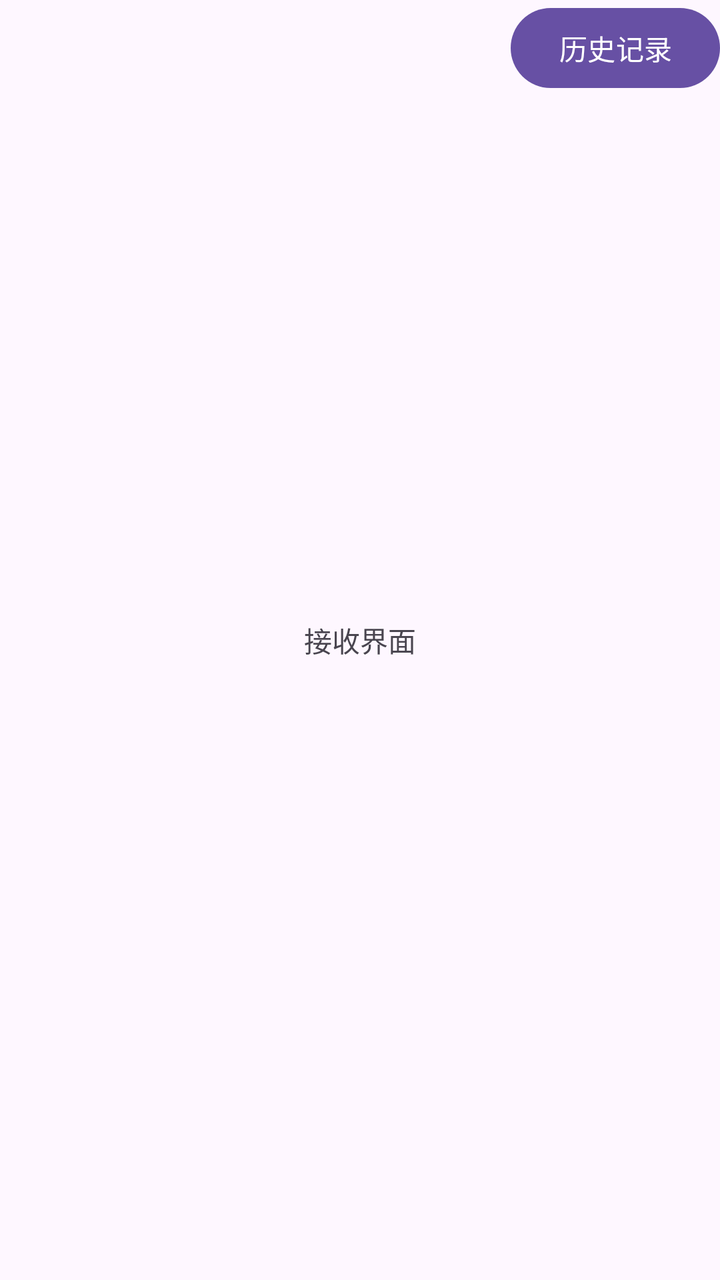
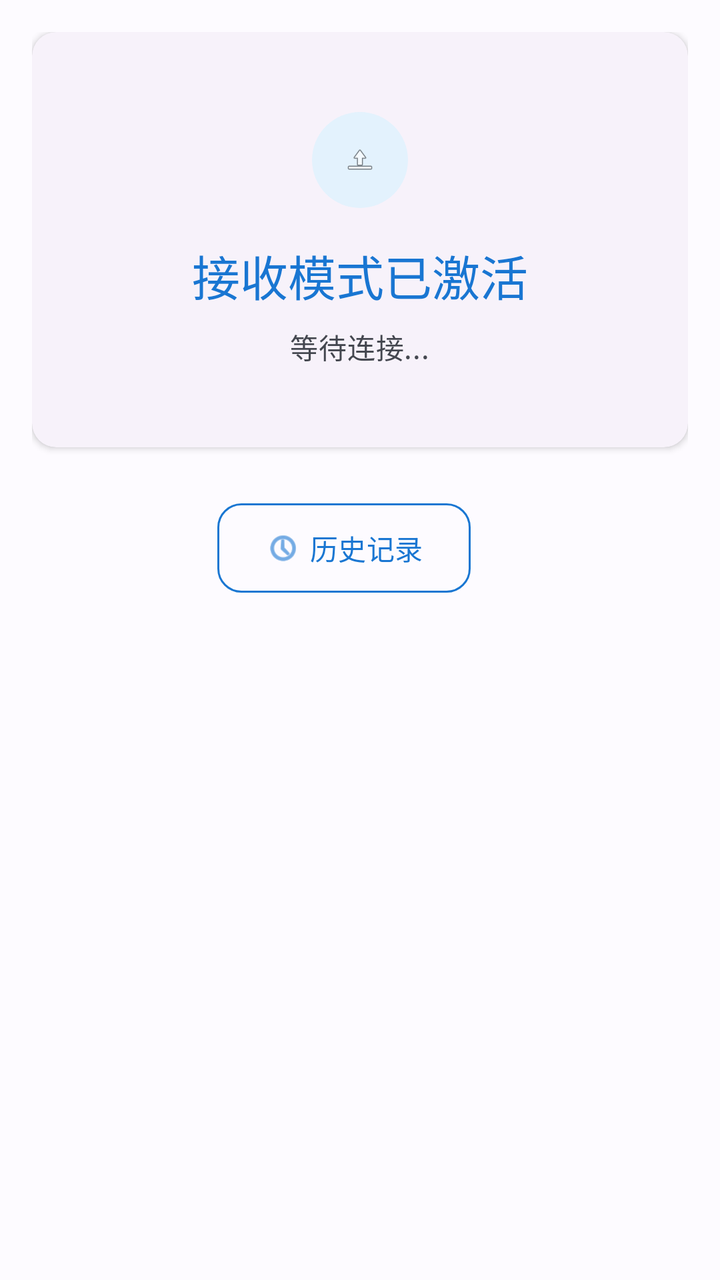

The first picture is an Android layout as it rendered before a commit; the second is the same layout after the commit. The layout source and the unified diff follow.
<!-- AndroidManifest.xml: application theme Theme.LocalDrop -->
<!-- res/layout/activity_receiver.xml -->
<?xml version="1.0" encoding="utf-8"?>
<RelativeLayout xmlns:android="http://schemas.android.com/apk/res/android"
    xmlns:app="http://schemas.android.com/apk/res-auto"
    xmlns:tools="http://schemas.android.com/tools"
    android:id="@+id/main"
    android:layout_width="match_parent"
    android:layout_height="match_parent">

    <Button
        android:id="@+id/btnHistory"
        android:layout_width="wrap_content"
        android:layout_height="wrap_content"
        android:layout_alignParentTop="true"
        android:layout_alignParentEnd="true"
        android:text="历史记录" />

    <Button
        android:id="@+id/btnClearText"
        android:layout_width="wrap_content"
        android:layout_height="wrap_content"
        android:layout_toStartOf="@id/btnHistory"
        android:visibility="invisible"
        android:text="清空接收日志" />


    <TextView
        android:id="@+id/rev_text"
        android:layout_width="wrap_content"
        android:layout_height="wrap_content"
        android:layout_centerHorizontal="true"
        android:layout_centerVertical="true"
        android:text="接收界面" />


</RelativeLayout>
<!-- resources referenced by this layout -->
<resources>
  <style name="Base.Theme.LocalDrop" parent="Theme.Material3.DayNight.NoActionBar">
          
          
      </style>
  <!-- unchanged entries left out for length: 1 -->
</resources>

<!-- the commit's change to res/layout/activity_receiver.xml (unified diff, before → after) -->
@@ -1,35 +1,124 @@
 <?xml version="1.0" encoding="utf-8"?>
-<RelativeLayout xmlns:android="http://schemas.android.com/apk/res/android"
+<androidx.constraintlayout.widget.ConstraintLayout xmlns:android="http://schemas.android.com/apk/res/android"
     xmlns:app="http://schemas.android.com/apk/res-auto"
     xmlns:tools="http://schemas.android.com/tools"
     android:id="@+id/main"
     android:layout_width="match_parent"
-    android:layout_height="match_parent">
+    android:layout_height="match_parent"
+    android:background="?android:attr/colorBackground"
+    android:padding="@dimen/spacing_md">
 
-    <Button
-        android:id="@+id/btnHistory"
-        android:layout_width="wrap_content"
+    
+    <com.google.android.material.card.MaterialCardView
+        android:id="@+id/statusCard"
+        style="@style/Widget.LocalDrop.CardView.Elevated"
+        android:layout_width="0dp"
         android:layout_height="wrap_content"
-        android:layout_alignParentTop="true"
-        android:layout_alignParentEnd="true"
-        android:text="历史记录" />
+        android:layout_marginBottom="@dimen/spacing_md"
+        app:layout_constraintTop_toTopOf="parent"
+        app:layout_constraintStart_toStartOf="parent"
+        app:layout_constraintEnd_toEndOf="parent">
 
-    <Button
-        android:id="@+id/btnClearText"
-        android:layout_width="wrap_content"
+        <LinearLayout
+            android:layout_width="match_parent"
+            android:layout_height="wrap_content"
+            android:orientation="vertical"
+            android:padding="@dimen/spacing_lg"
+            android:gravity="center">
+
+            
+            <ImageView
+                android:id="@+id/ivStatusIcon"
+                android:layout_width="@dimen/icon_size_xl"
+                android:layout_height="@dimen/icon_size_xl"
+                android:src="@android:drawable/ic_menu_upload"
+                android:background="@drawable/device_icon_background"
+                android:padding="@dimen/spacing_md"
+                android:contentDescription="接收状态图标"
+                tools:ignore="HardcodedText" />
+
+            <TextView
+                android:id="@+id/tvStatus"
+                android:layout_width="wrap_content"
+                android:layout_height="wrap_content"
+                android:layout_marginTop="@dimen/spacing_md"
+                android:text="接收模式已激活"
+                android:textAppearance="?attr/textAppearanceHeadlineSmall"
+                android:textColor="?attr/colorPrimary"
+                tools:ignore="HardcodedText" />
+
+            <TextView
+                android:id="@+id/tvDeviceInfo"
+                android:layout_width="wrap_content"
+                android:layout_height="wrap_content"
+                android:layout_marginTop="@dimen/spacing_sm"
+                android:text="等待连接..."
+                android:textAppearance="?attr/textAppearanceBodyMedium"
+                android:textColor="?attr/colorOnSurfaceVariant"
+                tools:ignore="HardcodedText" />
+        </LinearLayout>
+    </com.google.android.material.card.MaterialCardView>
+
+    
+    <LinearLayout
+        android:id="@+id/actionButtons"
+        android:layout_width="0dp"
         android:layout_height="wrap_content"
-        android:layout_toStartOf="@id/btnHistory"
-        android:visibility="invisible"
-        android:text="清空接收日志" />
+        android:orientation="horizontal"
+        android:gravity="center"
+        android:layout_marginTop="@dimen/spacing_lg"
+        app:layout_constraintTop_toBottomOf="@id/statusCard"
+        app:layout_constraintStart_toStartOf="parent"
+        app:layout_constraintEnd_toEndOf="parent">
 
+        <com.google.android.material.button.MaterialButton
+            android:id="@+id/btnHistory"
+            style="@style/Widget.LocalDrop.Button.OutlinedButton"
+            android:layout_width="wrap_content"
+            android:layout_height="wrap_content"
+            android:layout_marginEnd="@dimen/spacing_md"
+            android:text="历史记录"
+            app:icon="@android:drawable/ic_menu_recent_history"
+            tools:ignore="HardcodedText" />
 
-    <TextView
-        android:id="@+id/rev_text"
-        android:layout_width="wrap_content"
-        android:layout_height="wrap_content"
-        android:layout_centerHorizontal="true"
-        android:layout_centerVertical="true"
-        android:text="接收界面" />
+        <com.google.android.material.button.MaterialButton
+            android:id="@+id/btnClearText"
+            style="@style/Widget.LocalDrop.Button.TextButton"
+            android:layout_width="wrap_content"
+            android:layout_height="wrap_content"
+            android:text="清空日志"
+            android:visibility="gone"
+            app:icon="@android:drawable/ic_menu_delete"
+            tools:ignore="HardcodedText" />
+    </LinearLayout>
 
+    
+    <com.google.android.material.card.MaterialCardView
+        android:id="@+id/logCard"
+        style="@style/Widget.LocalDrop.CardView.Outlined"
+        android:layout_width="0dp"
+        android:layout_height="0dp"
+        android:layout_marginTop="@dimen/spacing_lg"
+        android:visibility="gone"
+        app:layout_constraintTop_toBottomOf="@id/actionButtons"
+        app:layout_constraintBottom_toBottomOf="parent"
+        app:layout_constraintStart_toStartOf="parent"
+        app:layout_constraintEnd_toEndOf="parent">
 
-</RelativeLayout>
+        <ScrollView
+            android:layout_width="match_parent"
+            android:layout_height="match_parent"
+            android:padding="@dimen/spacing_md">
+
+            <TextView
+                android:id="@+id/rev_text"
+                android:layout_width="match_parent"
+                android:layout_height="wrap_content"
+                android:textAppearance="?attr/textAppearanceBodyMedium"
+                android:fontFamily="monospace"
+                android:textSize="12sp"
+                tools:ignore="HardcodedText" />
+        </ScrollView>
+    </com.google.android.material.card.MaterialCardView>
+
+</androidx.constraintlayout.widget.ConstraintLayout>
<!-- resource entries referenced after the edit -->
@@ -1,9 +1,138 @@
 <!-- resources referenced by this layout -->
 <resources>
+  <dimen name="icon_size_xl">48dp</dimen>
+  <dimen name="spacing_lg">24dp</dimen>
+  <dimen name="spacing_md">16dp</dimen>
+  <dimen name="spacing_sm">8dp</dimen>
+  <!-- drawable device_icon_background (drawable) -->
+  <?xml version="1.0" encoding="utf-8"?>
+  <shape xmlns:android="http://schemas.android.com/apk/res/android"
+      android:shape="oval">
+      <solid android:color="?attr/colorPrimaryContainer" />
+  </shape>
+  <style name="Widget.LocalDrop.Button.OutlinedButton" parent="Widget.Material3.Button.OutlinedButton">
+          <item name="android:minHeight">@dimen/button_height_min</item>
+          <item name="android:paddingStart">@dimen/button_padding_horizontal</item>
+          <item name="android:paddingEnd">@dimen/button_padding_horizontal</item>
+          <item name="android:paddingTop">@dimen/button_padding_vertical</item>
+          <item name="android:paddingBottom">@dimen/button_padding_vertical</item>
+          <item name="cornerRadius">@dimen/corner_radius_md</item>
+          <item name="strokeColor">?attr/colorPrimary</item>
+          <item name="android:textColor">?attr/colorPrimary</item>
+          <item name="textAllCaps">false</item>
+      </style>
+  <style name="Widget.LocalDrop.Button.TextButton" parent="Widget.Material3.Button.TextButton">
+          <item name="android:minHeight">@dimen/button_height_min</item>
+          <item name="android:paddingStart">@dimen/button_padding_horizontal</item>
+          <item name="android:paddingEnd">@dimen/button_padding_horizontal</item>
+          <item name="android:paddingTop">@dimen/button_padding_vertical</item>
+          <item name="android:paddingBottom">@dimen/button_padding_vertical</item>
+          <item name="cornerRadius">@dimen/corner_radius_md</item>
+          <item name="android:textColor">?attr/colorPrimary</item>
+          <item name="textAllCaps">false</item>
+      </style>
+  <style name="Widget.LocalDrop.CardView.Elevated" parent="Widget.Material3.CardView.Elevated">
+          <item name="cardElevation">@dimen/card_elevation_md</item>
+          <item name="cardCornerRadius">@dimen/corner_radius_md</item>
+          <item name="contentPaddingLeft">@dimen/card_padding_horizontal</item>
+          <item name="contentPaddingTop">@dimen/card_padding_vertical</item>
+          <item name="contentPaddingRight">@dimen/card_padding_horizontal</item>
+          <item name="contentPaddingBottom">@dimen/card_padding_vertical</item>
+      </style>
+  <style name="Widget.LocalDrop.CardView.Outlined" parent="Widget.Material3.CardView.Outlined">
+          <item name="strokeColor">?attr/colorOutline</item>
+          <item name="strokeWidth">1dp</item>
+          <item name="cardCornerRadius">@dimen/corner_radius_md</item>
+          <item name="contentPaddingLeft">@dimen/card_padding_horizontal</item>
+          <item name="contentPaddingTop">@dimen/card_padding_vertical</item>
+          <item name="contentPaddingRight">@dimen/card_padding_horizontal</item>
+          <item name="contentPaddingBottom">@dimen/card_padding_vertical</item>
+      </style>
+  <dimen name="button_height_min">48dp</dimen>
+  <dimen name="button_padding_horizontal">24dp</dimen>
+  <dimen name="button_padding_vertical">12dp</dimen>
+  <dimen name="corner_radius_md">12dp</dimen>
+  <dimen name="card_elevation_md">2dp</dimen>
+  <dimen name="card_padding_horizontal">16dp</dimen>
+  <dimen name="card_padding_vertical">16dp</dimen>
   <style name="Base.Theme.LocalDrop" parent="Theme.Material3.DayNight.NoActionBar">
           
+          <item name="colorPrimary">@color/md_theme_light_primary</item>
+          <item name="colorOnPrimary">@color/md_theme_light_onPrimary</item>
+          <item name="colorPrimaryContainer">@color/md_theme_light_primaryContainer</item>
+          <item name="colorOnPrimaryContainer">@color/md_theme_light_onPrimaryContainer</item>
+  
           
+          <item name="colorSecondary">@color/md_theme_light_secondary</item>
+          <item name="colorOnSecondary">@color/md_theme_light_onSecondary</item>
+          <item name="colorSecondaryContainer">@color/md_theme_light_secondaryContainer</item>
+          <item name="colorOnSecondaryContainer">@color/md_theme_light_onSecondaryContainer</item>
+  
+          
+          <item name="colorTertiary">@color/md_theme_light_tertiary</item>
+          <item name="colorOnTertiary">@color/md_theme_light_onTertiary</item>
+          <item name="colorTertiaryContainer">@color/md_theme_light_tertiaryContainer</item>
+          <item name="colorOnTertiaryContainer">@color/md_theme_light_onTertiaryContainer</item>
+  
+          
+          <item name="android:colorBackground">@color/md_theme_light_background</item>
+          <item name="colorOnBackground">@color/md_theme_light_onBackground</item>
+  
+          
+          <item name="colorSurface">@color/md_theme_light_surface</item>
+          <item name="colorOnSurface">@color/md_theme_light_onSurface</item>
+          <item name="colorSurfaceVariant">@color/md_theme_light_surfaceVariant</item>
+          <item name="colorOnSurfaceVariant">@color/md_theme_light_onSurfaceVariant</item>
+          <item name="colorOutline">@color/md_theme_light_outline</item>
+  
+          
+          <item name="colorError">@color/md_theme_light_error</item>
+          <item name="colorOnError">@color/md_theme_light_onError</item>
+          <item name="colorErrorContainer">@color/md_theme_light_errorContainer</item>
+          <item name="colorOnErrorContainer">@color/md_theme_light_onErrorContainer</item>
+  
+          
+          <item name="shapeAppearanceSmallComponent">@style/ShapeAppearance.LocalDrop.SmallComponent</item>
+          <item name="shapeAppearanceMediumComponent">@style/ShapeAppearance.LocalDrop.MediumComponent</item>
+          <item name="shapeAppearanceLargeComponent">@style/ShapeAppearance.LocalDrop.LargeComponent</item>
       </style>
+  <color name="md_theme_light_primary">#1976D2</color>
+  <color name="md_theme_light_onPrimary">#FFFFFF</color>
+  <color name="md_theme_light_primaryContainer">#E3F2FD</color>
+  <color name="md_theme_light_onPrimaryContainer">#0D47A1</color>
+  <color name="md_theme_light_secondary">#03A9F4</color>
+  <color name="md_theme_light_onSecondary">#FFFFFF</color>
+  <color name="md_theme_light_secondaryContainer">#E1F5FE</color>
+  <color name="md_theme_light_onSecondaryContainer">#001F29</color>
+  <color name="md_theme_light_tertiary">#00BCD4</color>
+  <color name="md_theme_light_onTertiary">#FFFFFF</color>
+  <color name="md_theme_light_tertiaryContainer">#B2EBF2</color>
+  <color name="md_theme_light_onTertiaryContainer">#001F24</color>
+  <color name="md_theme_light_background">#FDFBFF</color>
+  <color name="md_theme_light_onBackground">#1A1B1F</color>
+  <color name="md_theme_light_surface">#FDFBFF</color>
+  <color name="md_theme_light_onSurface">#1A1B1F</color>
+  <color name="md_theme_light_surfaceVariant">#E1E2EC</color>
+  <color name="md_theme_light_onSurfaceVariant">#44474F</color>
+  <color name="md_theme_light_outline">#757780</color>
+  <color name="md_theme_light_error">#BA1A1A</color>
+  <color name="md_theme_light_onError">#FFFFFF</color>
+  <color name="md_theme_light_errorContainer">#FFDAD6</color>
+  <color name="md_theme_light_onErrorContainer">#410002</color>
+  <style name="ShapeAppearance.LocalDrop.SmallComponent" parent="ShapeAppearance.Material3.SmallComponent">
+          <item name="cornerFamily">rounded</item>
+          <item name="cornerSize">@dimen/corner_radius_sm</item>
+      </style>
+  <style name="ShapeAppearance.LocalDrop.MediumComponent" parent="ShapeAppearance.Material3.MediumComponent">
+          <item name="cornerFamily">rounded</item>
+          <item name="cornerSize">@dimen/corner_radius_md</item>
+      </style>
+  <style name="ShapeAppearance.LocalDrop.LargeComponent" parent="ShapeAppearance.Material3.LargeComponent">
+          <item name="cornerFamily">rounded</item>
+          <item name="cornerSize">@dimen/corner_radius_lg</item>
+      </style>
+  <dimen name="corner_radius_sm">8dp</dimen>
+  <dimen name="corner_radius_lg">16dp</dimen>
   <!-- unchanged entries left out for length: 1 -->
 </resources>
 
